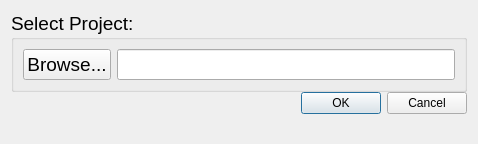
This is src/gui/open_project.ui in Ecotrust/delphos as Qt 5 draws it before an edit. The edited form follows.
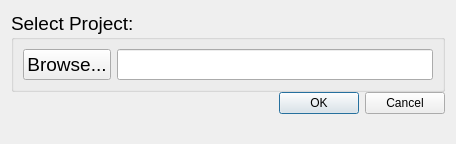
This is the edited form.

Commit message: single fisheries documentation HTML file now loads in the doc dock.  external, internal, app links work correctly.  navigation buttons work correctly but are not disabled appropriately yet.  add alternative dialog added.  reworked layout for project view etc. to handle resizing

What changed in the file:
```diff
--- a/src/gui/open_project.ui
+++ b/src/gui/open_project.ui
@@ -5,7 +5,7 @@
    <rect>
     <x>0</x>
     <y>0</y>
-    <width>478</width>
+    <width>456</width>
     <height>144</height>
    </rect>
   </property>
@@ -40,6 +40,12 @@
           </item>
           <item>
            <widget class="QLineEdit" name="project_path_edit" >
+            <property name="minimumSize" >
+             <size>
+              <width>300</width>
+              <height>0</height>
+             </size>
+            </property>
             <property name="readOnly" >
              <bool>true</bool>
             </property>
```
Left out of the diff: 2 changed lines with no effect on the pictures. The commit also changes 16 other files.
